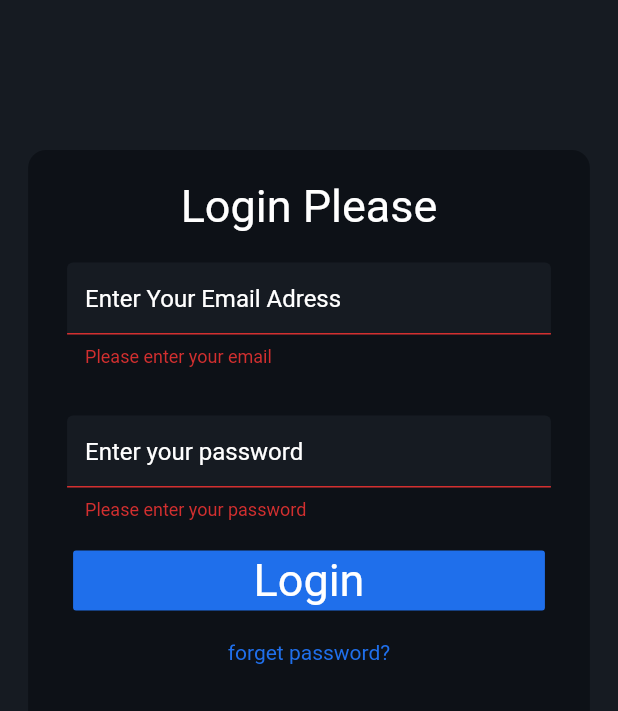
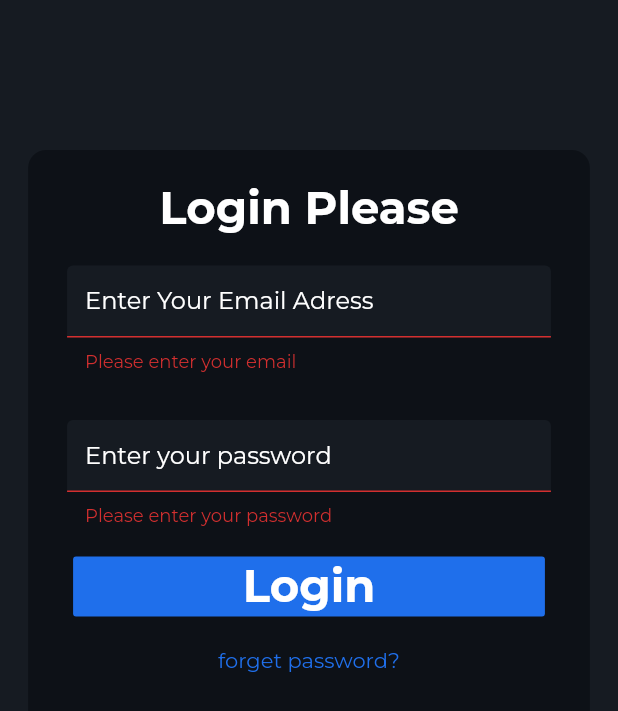
Before and after one commit to mrnpro/admin-pannel, a Flutter app: the screen it shows after launch, after a tap on "Login", on a phone screen of 412 x 824 dp. Shown: the top 711 px of the screen. Run offline on Flutter 3.47's test engine with Material 2 defaults, Android fonts, the phone set to English and light mode, and no system bars.

Commit message:
fonts added

```diff
--- a/lib/Constants.dart
+++ b/lib/Constants.dart
@@ -15,10 +15,8 @@ const kurlogo = Text(
   "Your logo here",
   style: textheading2,
 );
-const textheading1 = TextStyle(
-  fontSize: 30,
-  color: Colors.white,
-);
+const textheading1 =
+    TextStyle(fontSize: 30, color: Colors.white, fontWeight: FontWeight.bold);
 const textheading2 = TextStyle(
   fontSize: 20,
   color: Colors.white,
--- a/lib/Screens/Login/login.dart
+++ b/lib/Screens/Login/login.dart
@@ -11,7 +11,9 @@ class login extends StatelessWidget {
   TextEditingController password = new TextEditingController();
   @override
   Widget build(BuildContext context) {
-    return Scaffold(
+    return WillPopScope(
+      onWillPop: () async => false,
+      child: Scaffold(
         body: Container(
           padding: EdgeInsets.only(top: 100),
           height: MediaQuery.of(context).size.height,
@@ -104,7 +106,10 @@ class login extends StatelessWidget {
                           InkWell(
                             onTap: () async => {
                               if (_theresult.currentState!.validate())
-                              {Navigator.pushNamed(context, '/second')}
+                                {
+                                  Navigator.of(context).pushNamedAndRemoveUntil(
+                                      '/second', (route) => false)
+                                }
                             },
                             child: btn(),
                           ),
@@ -123,6 +128,7 @@ class login extends StatelessWidget {
             ),
           ),
         ),
+      ),
     );
   }
 }
--- a/lib/main.dart
+++ b/lib/main.dart
@@ -5,6 +5,7 @@ import 'package:flutter/material.dart';
 void main() {
   runApp(MaterialApp(
     debugShowCheckedModeBanner: false,
+    theme: ThemeData(fontFamily: 'myfont'),
     initialRoute: '/',
     routes: {
       // When navigating to the "/" route, build the FirstScreen widget.
```
Also changed, not shown: pubspec.yaml (+4 -4 lines), assets/fonts/Montserrat-VariableFont_wght.ttf (added). Lines whose indentation alone changed are shown as unchanged.
